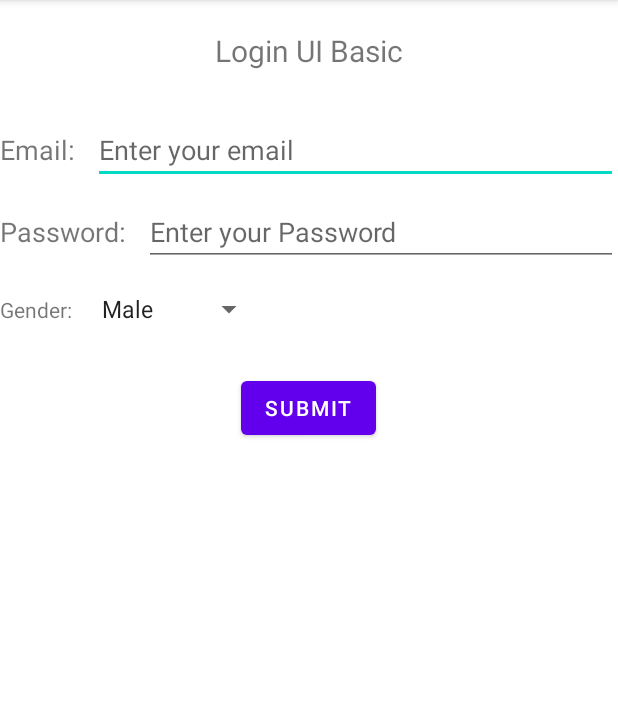
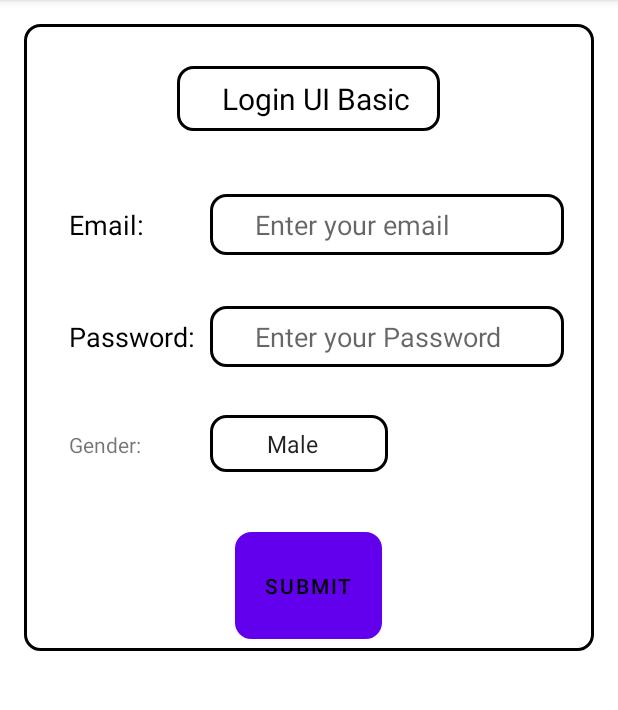
Before and after one commit to Rajan123stha/Android_dev, an Android app: the screen it shows after launch (MainActivity), on a phone screen of 412 x 824 dp, the part 84-794 px from its top. Run offline under Robolectric (Android 15) with nearby library versions, the phone set to English and light mode, and no system bars.

Commit message:
Updated relative layout

```diff
--- a/app/src/main/java/com/example/firstapp/MainActivity.java
+++ b/app/src/main/java/com/example/firstapp/MainActivity.java
@@ -36,7 +36,7 @@ public class MainActivity extends AppCompatActivity {
             public void onClick(View v) {
                 String email_input=String.valueOf(emailInput.getText());
                 String password_input=String.valueOf(passwordInput.getText());
-                Toast.makeText(MainActivity.this, "Email:"+email_input + "/n" + "Password:" + password_input, Toast.LENGTH_SHORT).show();
+                Toast.makeText(MainActivity.this, "Email:"+email_input + "\n" + "Password:" + password_input, Toast.LENGTH_SHORT).show();
             }
         });
 
--- /dev/null
+++ b/app/src/main/res/drawable/borders.xml
@@ -0,0 +1,12 @@
+<shape xmlns:android="http://schemas.android.com/apk/res/android">
+    <solid android:color="@android:color/white"/>
+    <stroke
+        android:width="2dp"
+        android:color="@android:color/black"/>
+    <padding
+        android:left="30dp"
+        android:top="8dp"
+        android:right="20dp"
+        android:bottom="8dp"/>
+    <corners android:radius="10dp"/>
+</shape>
--- a/app/src/main/res/layout/activity_main.xml
+++ b/app/src/main/res/layout/activity_main.xml
@@ -4,7 +4,16 @@
     android:id="@+id/main"
     android:layout_width="match_parent"
     android:layout_height="match_parent"
-    tools:context=".MainActivity">
+    tools:context=".MainActivity"
+    android:padding="16dp"
+    >
+
+    <RelativeLayout
+        android:layout_width="wrap_content"
+        android:layout_height="wrap_content"
+        android:background="@drawable/borders"
+
+        tools:ignore="ExtraText">
 
         <TextView
             android:id="@+id/title"
@@ -13,7 +22,10 @@
             android:textSize="20sp"
             android:layout_centerHorizontal="true"
             android:text="@string/login_ui_basic"
-        android:layout_marginTop="20dp"/>
+            android:layout_marginTop="20dp"
+            android:textColor="@color/black"
+            android:background="@drawable/borders"/>
+        />
 
         <TextView
             android:id="@+id/email_label"
@@ -23,7 +35,8 @@
             android:layout_below="@+id/title"
             android:text="@string/email"
             android:layout_alignParentStart="true"
-        android:layout_marginTop="40dp"
+            android:layout_marginTop="50dp"
+            android:textColor="@color/black"
             />
         <EditText
             android:id="@+id/email_input"
@@ -33,8 +46,9 @@
             android:layout_alignBaseline="@id/email_label"
             android:hint="@string/enter_your_email"
             android:layout_marginTop="8dp"
-        android:layout_marginStart="12dp"
 
+            android:background="@drawable/borders"
+            android:layout_alignStart="@id/password_input"
             />
 
         <TextView
@@ -44,17 +58,21 @@
             android:textSize="18sp"
             android:text="@string/password"
             android:layout_below="@+id/email_label"
-        android:layout_marginTop="30dp"
+            android:layout_marginTop="50dp"
+            android:textColor="@color/black"
             />
 
         <EditText
             android:id="@+id/password_input"
             android:layout_width="match_parent"
             android:layout_height="wrap_content"
+            android:autofillHints=""
             android:hint="@string/enter_your_password"
             android:layout_toEndOf="@id/password_label"
             android:layout_alignBaseline="@id/password_label"
-        android:layout_marginStart="12dp"
+            android:layout_marginStart="10dp"
+            android:background="@drawable/borders"
+
             />
         <TextView
             android:id="@+id/gender_label"
@@ -62,7 +80,8 @@
             android:layout_height="wrap_content"
             android:text="@string/gender"
             android:layout_below="@id/password_label"
-        android:layout_marginTop="30dp"
+            android:layout_marginTop="50dp"
+
             />
         <Spinner
             android:id="@+id/gender_spinner"
@@ -71,27 +90,26 @@
             android:entries="@array/genders"
             android:layout_toEndOf="@id/gender_label"
             android:layout_alignBaseline="@id/gender_label"
-        android:layout_marginStart="12dp"
+            android:background="@drawable/borders"
+            android:layout_alignStart="@id/password_input"
 
             />
+
         <Button
             android:id="@+id/submit_btn"
             android:layout_width="wrap_content"
             android:layout_height="wrap_content"
+            android:layout_below="@id/gender_spinner"
+            android:layout_centerHorizontal="true"
+            android:layout_marginTop="40dp"
+            android:background="@drawable/borders"
+            android:padding="20dp"
             android:text="@string/submit"
-        android:layout_below="@id/gender_spinner"
-        android:layout_marginTop="30dp"
-        android:layout_centerHorizontal="true"
-        />
+            android:textColor="@color/black"
 
 
-
-
-
-
-
-
-
+            />
+    </RelativeLayout>
 
 
 </RelativeLayout>
```
Lines whose indentation alone changed are shown as unchanged.
